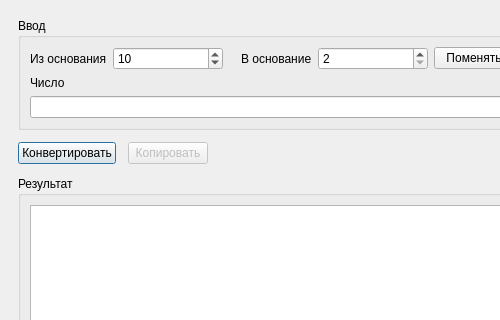
This is mainwindow.ui in BlackDiamond2108/universal_converter as Qt 5 draws it before an edit; both pictures show x 0 to 500 and y 0 to 320 of the 920 by 600 pixel window. The edited form follows.
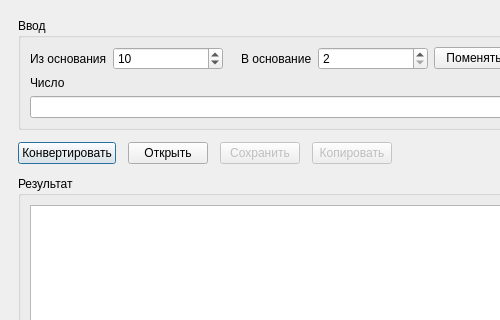
This is the edited form.

The edit to the form file:
```diff
--- a/mainwindow.ui
+++ b/mainwindow.ui
@@ -163,6 +163,23 @@
         </property>
        </widget>
       </item>
+      <item>
+       <widget class="QPushButton" name="openButton">
+        <property name="text">
+         <string>Открыть</string>
+        </property>
+       </widget>
+      </item>
+      <item>
+       <widget class="QPushButton" name="saveButton">
+        <property name="enabled">
+         <bool>false</bool>
+        </property>
+        <property name="text">
+         <string>Сохранить</string>
+        </property>
+       </widget>
+      </item>
       <item>
        <widget class="QPushButton" name="copyButton">
         <property name="enabled">
```
Left out of the diff: 1 changed line with no effect on the pictures.
